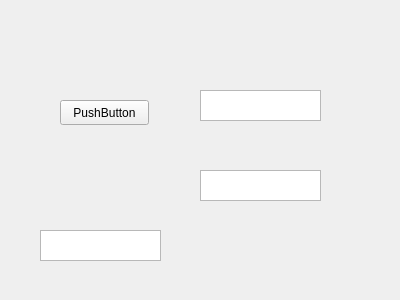
Qt form ui/rqt_sarus_test_plugin/rqt_sarus_test_plugin_widget.ui (guille-mv/interface_sarus) before a commit.
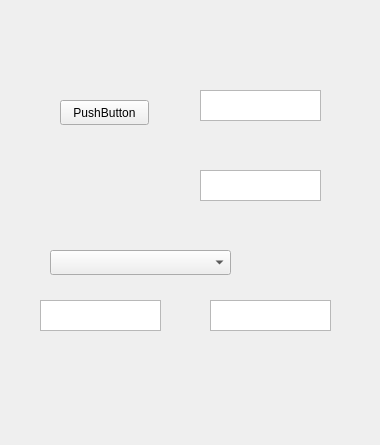
The same form after that commit.

Patch:
```diff
--- a/ui/rqt_sarus_test_plugin/rqt_sarus_test_plugin_widget.ui
+++ b/ui/rqt_sarus_test_plugin/rqt_sarus_test_plugin_widget.ui
@@ -6,8 +6,8 @@
    <rect>
     <x>0</x>
     <y>0</y>
-    <width>400</width>
-    <height>300</height>
+    <width>380</width>
+    <height>445</height>
    </rect>
   </property>
   <property name="windowTitle">
@@ -50,7 +50,27 @@
    <property name="geometry">
     <rect>
      <x>40</x>
-     <y>230</y>
+     <y>300</y>
+     <width>121</width>
+     <height>31</height>
+    </rect>
+   </property>
+  </widget>
+  <widget class="QComboBox" name="comboBox">
+   <property name="geometry">
+    <rect>
+     <x>50</x>
+     <y>250</y>
+     <width>181</width>
+     <height>25</height>
+    </rect>
+   </property>
+  </widget>
+  <widget class="QTextBrowser" name="speedyText">
+   <property name="geometry">
+    <rect>
+     <x>210</x>
+     <y>300</y>
      <width>121</width>
      <height>31</height>
     </rect>
```
Left out of the diff: 2 changed lines with no effect on the pictures.
